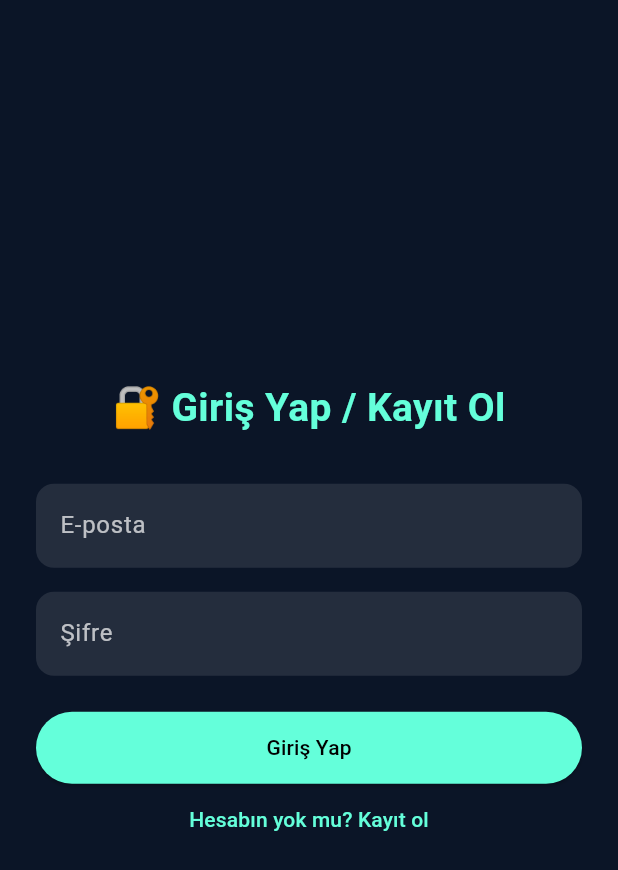
After one commit to husoelrey/flutter_alarm, a Flutter app: the AuthPage screen opened by its route, on a phone screen of 412 x 824 dp. The commit adds this screen. Shown: the top 870 px of the screen. Run offline on Flutter 3.47's test engine with Material 3 defaults, Android fonts, the phone set to English and light mode, and no system bars; our stand-ins replace firebase_auth, firebase_core, flutter_local_notifications, permission_handler, shared_preferences; accounts and stored records are empty.

Commit message:
firebase login icin basariyla baglandı

```diff
--- /dev/null
+++ b/lib/auth_page.dart
@@ -0,0 +1,108 @@
+import 'package:flutter/material.dart';
+import 'package:firebase_auth/firebase_auth.dart';
+
+class AuthPage extends StatefulWidget {
+  const AuthPage({super.key});
+
+  @override
+  State<AuthPage> createState() => _AuthPageState();
+}
+
+class _AuthPageState extends State<AuthPage> {
+  final _emailController = TextEditingController();
+  final _passwordController = TextEditingController();
+  bool _isLogin = true;
+  bool _loading = false;
+  String? _error;
+
+  Future<void> _submit() async {
+    setState(() {
+      _loading = true;
+      _error = null;
+    });
+    try {
+      final email = _emailController.text.trim();
+      final pass = _passwordController.text.trim();
+      if (_isLogin) {
+        await FirebaseAuth.instance.signInWithEmailAndPassword(email: email, password: pass);
+      } else {
+        await FirebaseAuth.instance.createUserWithEmailAndPassword(email: email, password: pass);
+      }
+    } on FirebaseAuthException catch (e) {
+      setState(() => _error = e.message);
+    } finally {
+      setState(() => _loading = false);
+    }
+  }
+
+  @override
+  Widget build(BuildContext context) {
+    return Scaffold(
+      backgroundColor: const Color(0xFF0B1527),
+      body: SafeArea(
+        child: Padding(
+          padding: const EdgeInsets.all(24.0),
+          child: Center(
+            child: SingleChildScrollView(
+              child: Column(
+                crossAxisAlignment: CrossAxisAlignment.stretch,
+                children: [
+                  const Text(
+                    '🔐 Giriş Yap / Kayıt Ol',
+                    textAlign: TextAlign.center,
+                    style: TextStyle(fontSize: 26, fontWeight: FontWeight.bold, color: Colors.tealAccent),
+                  ),
+                  const SizedBox(height: 32),
+                  TextField(
+                    controller: _emailController,
+                    keyboardType: TextInputType.emailAddress,
+                    style: const TextStyle(color: Colors.white),
+                    decoration: _inputDecoration('E-posta'),
+                  ),
+                  const SizedBox(height: 16),
+                  TextField(
+                    controller: _passwordController,
+                    obscureText: true,
+                    style: const TextStyle(color: Colors.white),
+                    decoration: _inputDecoration('Şifre'),
+                  ),
+                  const SizedBox(height: 24),
+                  if (_error != null)
+                    Text(
+                      _error!,
+                      textAlign: TextAlign.center,
+                      style: const TextStyle(color: Colors.redAccent),
+                    ),
+                  if (_loading)
+                    const Center(child: CircularProgressIndicator())
+                  else
+                    ElevatedButton(
+                      style: ElevatedButton.styleFrom(
+                        backgroundColor: Colors.tealAccent,
+                        foregroundColor: Colors.black,
+                        padding: const EdgeInsets.symmetric(vertical: 14),
+                      ),
+                      onPressed: _submit,
+                      child: Text(_isLogin ? 'Giriş Yap' : 'Kayıt Ol'),
+                    ),
+                  TextButton(
+                    onPressed: () => setState(() => _isLogin = !_isLogin),
+                    child: Text(_isLogin ? 'Hesabın yok mu? Kayıt ol' : 'Zaten hesabın var mı? Giriş yap'),
+                  ),
+                ],
+              ),
+            ),
+          ),
+        ),
+      ),
+    );
+  }
+
+  InputDecoration _inputDecoration(String label) => InputDecoration(
+    labelText: label,
+    labelStyle: const TextStyle(color: Colors.white70),
+    filled: true,
+    fillColor: Colors.white10,
+    border: OutlineInputBorder(borderRadius: BorderRadius.circular(12), borderSide: BorderSide.none),
+  );
+}
--- a/lib/grid_memory_game_page.dart
+++ b/lib/grid_memory_game_page.dart
@@ -18,7 +18,7 @@ class _GridMemoryGamePageState extends State<GridMemoryGamePage> {
   static const int hintCount = 8;
   static const int clicksPerHint = 8;
   static const Duration hintDuration = Duration(seconds: 3);
-  static const int totalSeconds = 15;
+  static const int totalSeconds = 35;
 
   // ——— renk paleti ———
   static const Color bgNavy   = Color(0xFF0A0D2B);
--- a/pubspec.yaml
+++ b/pubspec.yaml
@@ -41,6 +41,8 @@ dependencies:
   shared_preferences: ^2.2.3
   collection: ^1.18.0
   cupertino_icons: ^1.0.8
+  firebase_core: ^2.32.0
+  firebase_auth: ^4.17.8
 
 dev_dependencies:                      # 👈  flutter_lints buraya
   flutter_lints: ^5.0.0
```
Also changed, not shown: lib/good_morning.dart (added, +57 -0 lines), lib/login_page.dart (added, +116 -0 lines), lib/main.dart (+58 -12 lines), lib/motivation_typing_page.dart (+13 -2 lines), pubspec.lock, 3 other files.
